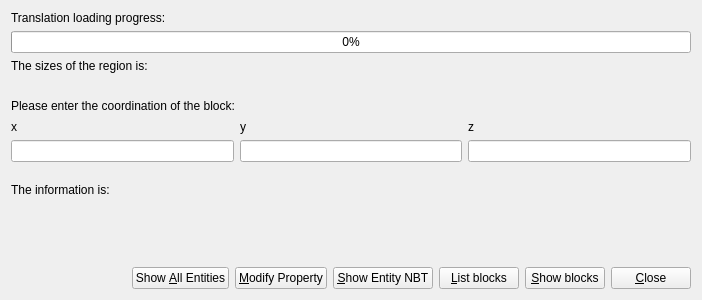
First picture: the form in src/blockreaderui.ui, repository DreamHelium/dhlrc, before the edit.
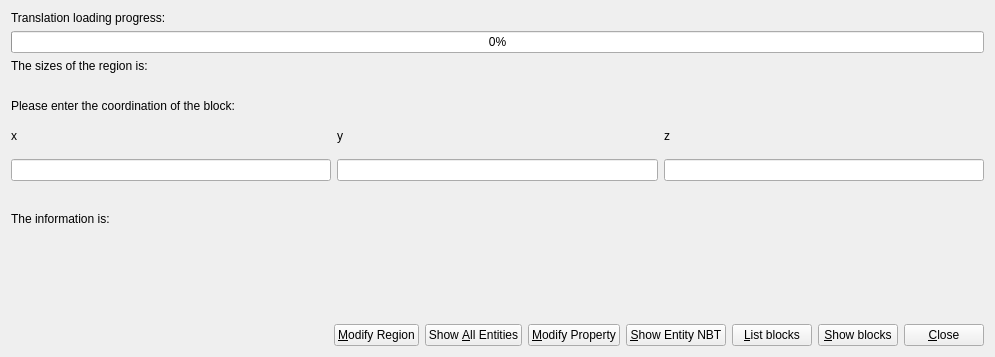
Second picture: the form after the edit.

What changed in the file:
```diff
--- a/src/blockreaderui.ui
+++ b/src/blockreaderui.ui
@@ -6,8 +6,8 @@
    <rect>
     <x>0</x>
     <y>0</y>
-    <width>702</width>
-    <height>300</height>
+    <width>995</width>
+    <height>357</height>
    </rect>
   </property>
   <property name="windowTitle">
@@ -134,6 +134,13 @@
          </property>
         </spacer>
        </item>
+       <item>
+        <widget class="QPushButton" name="modifyBtn">
+         <property name="text">
+          <string>&amp;Modify Region</string>
+         </property>
+        </widget>
+       </item>
        <item>
         <widget class="QPushButton" name="entityBtn_2">
          <property name="text">
```
